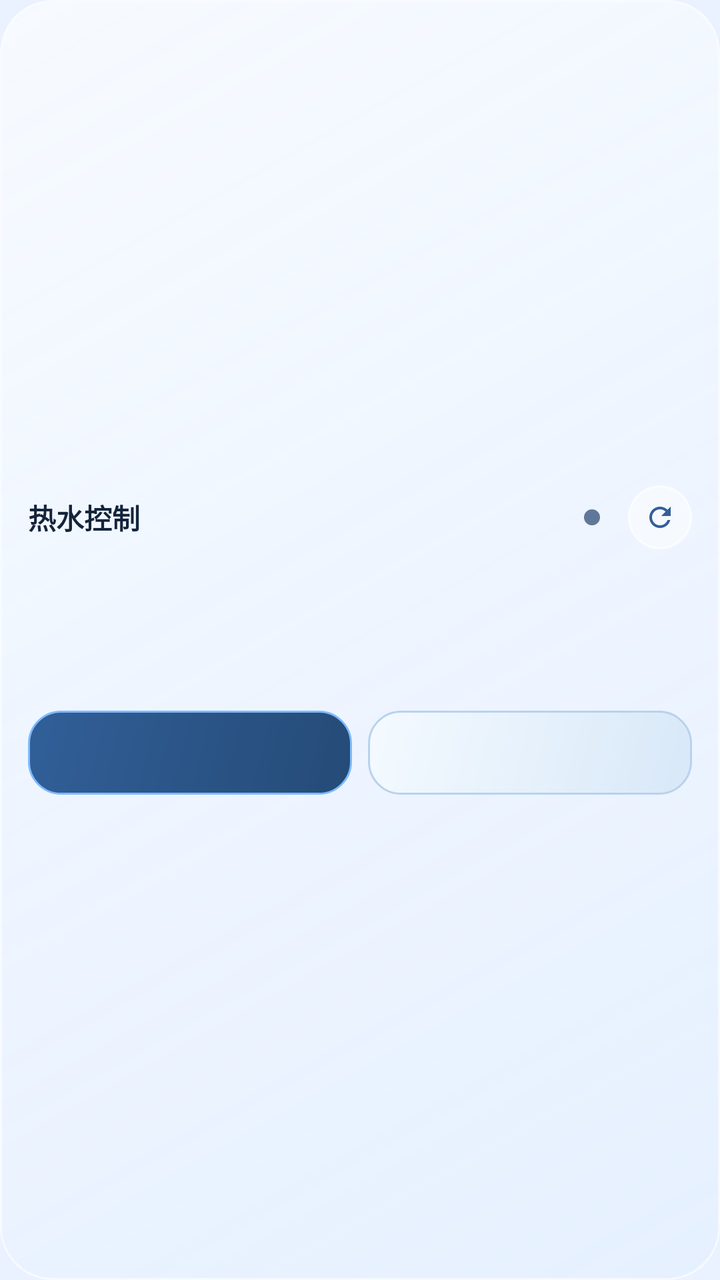
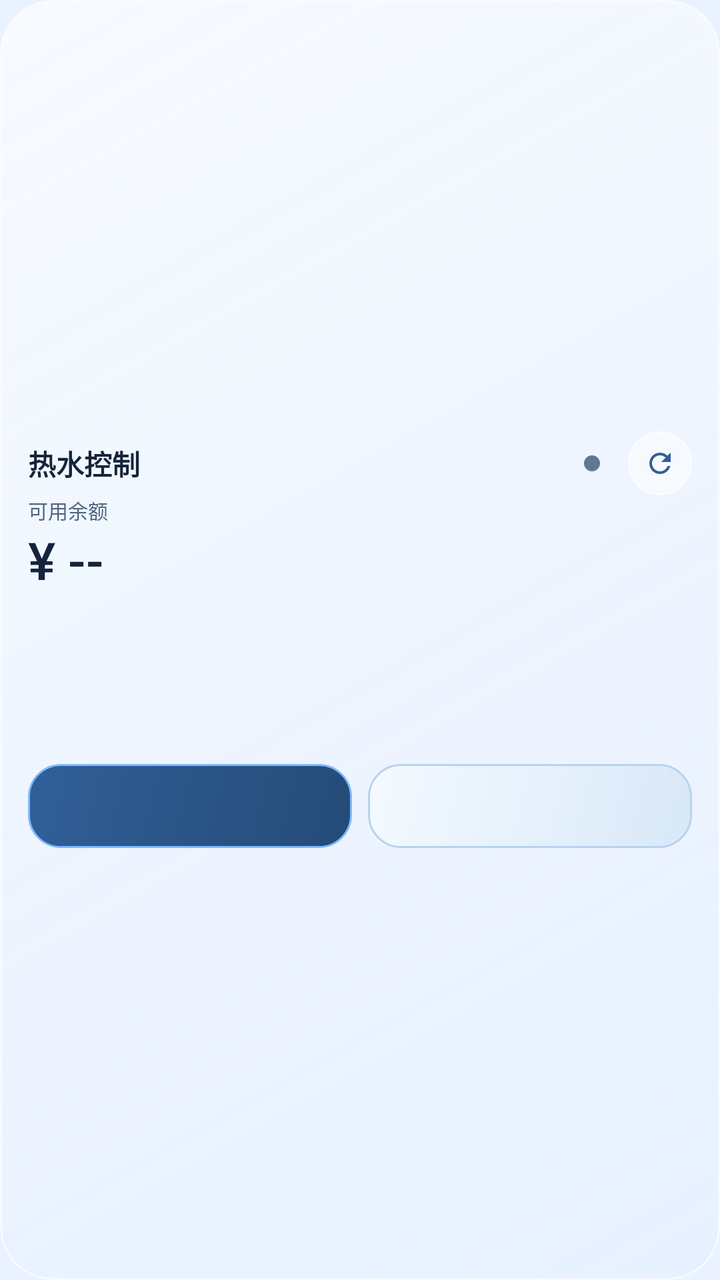

Compare the two renders of this Android layout. The source of the first and the diff that turns it into the second are given below.
<!-- AndroidManifest.xml: application theme Theme.HotWater -->
<!-- res/layout/widget_hotwater_expanded.xml -->
<?xml version="1.0" encoding="utf-8"?>
<LinearLayout xmlns:android="http://schemas.android.com/apk/res/android"
    android:id="@+id/widget_root"
    android:layout_width="match_parent"
    android:layout_height="match_parent"
    android:background="@drawable/widget_glass_background"
    android:gravity="center_vertical"
    android:orientation="vertical"
    android:padding="14dp">

    <LinearLayout
        android:layout_width="match_parent"
        android:layout_height="32dp"
        android:gravity="center_vertical"
        android:orientation="horizontal">

        <TextView
            android:layout_width="0dp"
            android:layout_height="wrap_content"
            android:layout_weight="1"
            android:text="热水控制"
            android:textColor="@color/text_primary"
            android:textSize="14sp"
            android:textStyle="bold" />

        <ImageView
            android:id="@+id/widget_expanded_status_dot"
            android:layout_width="8dp"
            android:layout_height="8dp"
            android:layout_marginEnd="6dp"
            android:background="@drawable/widget_status_dot_idle"
            android:contentDescription="@null" />

        <TextView
            android:id="@+id/widget_expanded_status"
            android:layout_width="wrap_content"
            android:layout_height="wrap_content"
            android:ellipsize="end"
            android:maxLines="1"
            android:textColor="@color/text_secondary"
            android:textSize="11sp"
            android:textStyle="bold" />

        <ImageView
            android:id="@+id/widget_refresh_button"
            android:layout_width="32dp"
            android:layout_height="32dp"
            android:layout_marginStart="8dp"
            android:background="@drawable/widget_refresh_button"
            android:clickable="true"
            android:contentDescription="刷新状态"
            android:focusable="true"
            android:padding="8dp"
            android:src="@drawable/ic_widget_refresh" />
    </LinearLayout>

    <TextView
        android:id="@+id/widget_expanded_title"
        android:layout_width="match_parent"
        android:layout_height="wrap_content"
        android:layout_marginTop="6dp"
        android:ellipsize="end"
        android:maxLines="1"
        android:textColor="@color/text_primary"
        android:textSize="18sp"
        android:textStyle="bold" />

    <TextView
        android:id="@+id/widget_expanded_detail"
        android:layout_width="match_parent"
        android:layout_height="wrap_content"
        android:layout_marginTop="3dp"
        android:ellipsize="end"
        android:maxLines="1"
        android:textColor="@color/text_secondary"
        android:textSize="11sp" />

    <LinearLayout
        android:layout_width="match_parent"
        android:layout_height="wrap_content"
        android:layout_marginTop="8dp"
        android:orientation="horizontal">

        <TextView
            android:id="@+id/widget_expanded_usage"
            android:layout_width="0dp"
            android:layout_height="wrap_content"
            android:layout_weight="1"
            android:ellipsize="end"
            android:maxLines="1"
            android:textColor="@color/text_secondary"
            android:textSize="11sp" />

        <TextView
            android:id="@+id/widget_expanded_updated"
            android:layout_width="0dp"
            android:layout_height="wrap_content"
            android:layout_weight="1"
            android:ellipsize="end"
            android:gravity="end"
            android:maxLines="1"
            android:textColor="@color/text_secondary"
            android:textSize="11sp" />
    </LinearLayout>

    <LinearLayout
        android:layout_width="match_parent"
        android:layout_height="wrap_content"
        android:layout_marginTop="10dp"
        android:orientation="horizontal">

        <TextView
            android:id="@+id/widget_open_button"
            android:layout_width="0dp"
            android:layout_height="42dp"
            android:layout_weight="1"
            android:background="@drawable/widget_glass_action_open"
            android:gravity="center"
            android:textColor="@android:color/white"
            android:textSize="12sp"
            android:textStyle="bold" />

        <TextView
            android:id="@+id/widget_close_button"
            android:layout_width="0dp"
            android:layout_height="42dp"
            android:layout_marginStart="8dp"
            android:layout_weight="1"
            android:background="@drawable/widget_glass_action_close"
            android:gravity="center"
            android:textColor="@color/text_primary"
            android:textSize="12sp"
            android:textStyle="bold" />
    </LinearLayout>

</LinearLayout>
<!-- resources referenced by this layout -->
<resources>
  <color name="text_primary">#14243B</color>
  <color name="text_secondary">#4F6480</color>
  <!-- drawable ic_widget_refresh (drawable) -->
  <?xml version="1.0" encoding="utf-8"?>
  <vector xmlns:android="http://schemas.android.com/apk/res/android"
      android:width="24dp"
      android:height="24dp"
      android:viewportWidth="24"
      android:viewportHeight="24">
      <path
          android:fillColor="@color/accent"
          android:pathData="M17.65,6.35C16.2,4.9 14.21,4 12,4c-4.42,0 -7.99,3.58 -7.99,8s3.57,8 7.99,8c3.73,0 6.84,-2.55 7.73,-6h-2.08c-0.82,2.33 -3.04,4 -5.65,4c-3.31,0 -6,-2.69 -6,-6s2.69,-6 6,-6c1.66,0 3.14,0.69 4.22,1.78L13,11h7V4z" />
  </vector>
  <!-- drawable widget_glass_action_close (drawable) -->
  <?xml version="1.0" encoding="utf-8"?>
  <shape xmlns:android="http://schemas.android.com/apk/res/android">
      <gradient
          android:angle="315"
          android:endColor="#D8E8F8"
          android:startColor="#F4FAFF" />
      <corners android:radius="16dp" />
      <stroke
          android:width="1dp"
          android:color="#B9D2EC" />
  </shape>
  <!-- drawable widget_glass_action_open (drawable) -->
  <?xml version="1.0" encoding="utf-8"?>
  <shape xmlns:android="http://schemas.android.com/apk/res/android">
      <gradient
          android:angle="315"
          android:endColor="#254B77"
          android:startColor="#315F98" />
      <corners android:radius="16dp" />
      <stroke
          android:width="1dp"
          android:color="#7EBAFF" />
  </shape>
  <!-- drawable widget_glass_background (drawable) -->
  <?xml version="1.0" encoding="utf-8"?>
  <shape xmlns:android="http://schemas.android.com/apk/res/android">
      <gradient
          android:angle="315"
          android:endColor="#C9E4EFFF"
          android:startColor="#E6F8FBFF" />
      <corners android:radius="26dp" />
      <stroke
          android:width="1dp"
          android:color="#A0FFFFFF" />
  </shape>
  <!-- drawable widget_refresh_button (drawable) -->
  <?xml version="1.0" encoding="utf-8"?>
  <shape xmlns:android="http://schemas.android.com/apk/res/android">
      <solid android:color="@color/chip_fill" />
      <corners android:radius="16dp" />
      <stroke
          android:width="1dp"
          android:color="@color/border" />
  </shape>
  <!-- drawable widget_status_dot_idle (drawable) -->
  <?xml version="1.0" encoding="utf-8"?>
  <shape xmlns:android="http://schemas.android.com/apk/res/android">
      <solid android:color="#5F7899" />
      <corners android:radius="99dp" />
  </shape>
  <style name="Theme.HotWater" parent="Theme.Material3.Light.NoActionBar">
          <item name="android:statusBarColor">@android:color/transparent</item>
          <item name="android:navigationBarColor">@android:color/transparent</item>
          <item name="android:windowBackground">@color/startup_sky_system</item>
          <item name="android:windowSplashScreenBackground" tools:targetApi="s">@color/startup_sky_system</item>
          <item name="android:windowDisablePreview">@bool/startup_disable_preview</item>
          <item name="android:windowLightStatusBar" tools:targetApi="m">true</item>
          <item name="colorPrimary">@color/text_primary</item>
          <item name="colorOnPrimary">@android:color/white</item>
          <item name="colorSurface">@color/surface</item>
      </style>
  <color name="accent">#315F98</color>
  <color name="chip_fill">#80FFFFFF</color>
  <color name="border">#A6FFFFFF</color>
  <color name="startup_sky_system">#EAF2FF</color>
  <color name="surface">#E9F3FF</color>
</resources>

<!-- the commit's change to res/layout/widget_hotwater_expanded.xml (unified diff, before → after) -->
@@ -54,6 +54,8 @@
             android:src="@drawable/ic_widget_refresh" />
     </LinearLayout>
 
+        <TextView android:layout_width="match_parent" android:layout_height="wrap_content" android:text="可用余额" android:textSize="10sp" android:textColor="@color/text_secondary" />
+        <TextView android:id="@+id/widget_classic_balance" android:layout_width="match_parent" android:layout_height="wrap_content" android:text="¥ --" android:singleLine="true" android:autoSizeTextType="uniform" android:autoSizeMinTextSize="18sp" android:autoSizeMaxTextSize="28sp" android:textSize="26sp" android:fontFamily="sans-serif-medium" android:textColor="@color/text_primary" android:layout_marginBottom="4dp" />
     <TextView
         android:id="@+id/widget_expanded_title"
         android:layout_width="match_parent"
